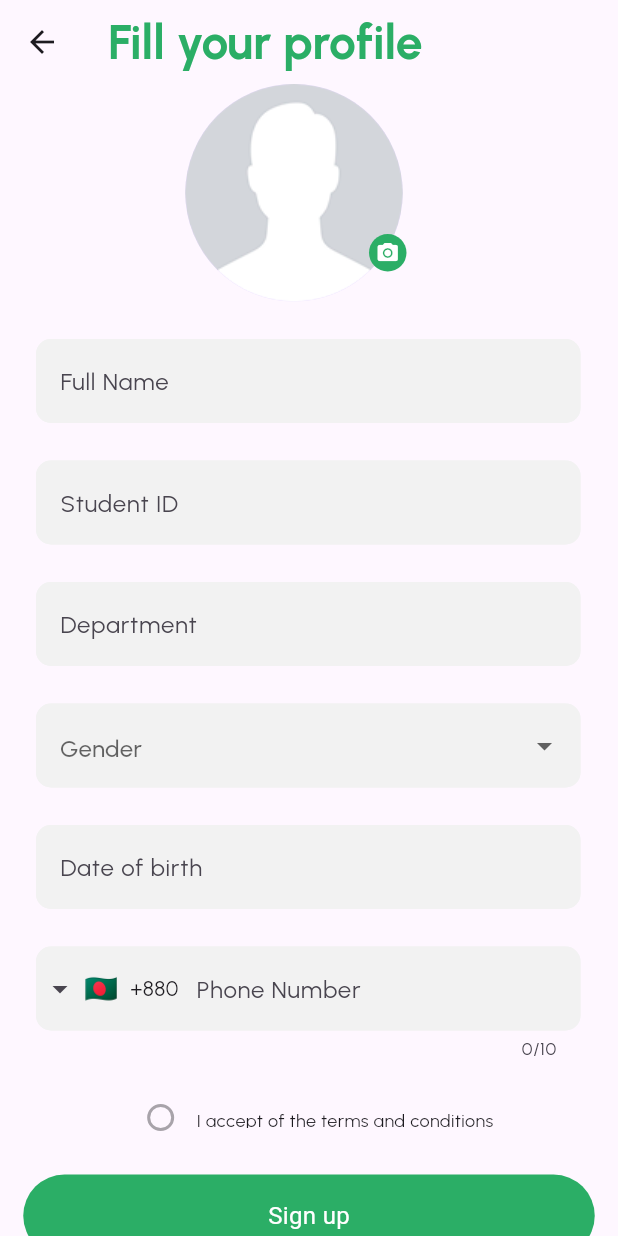
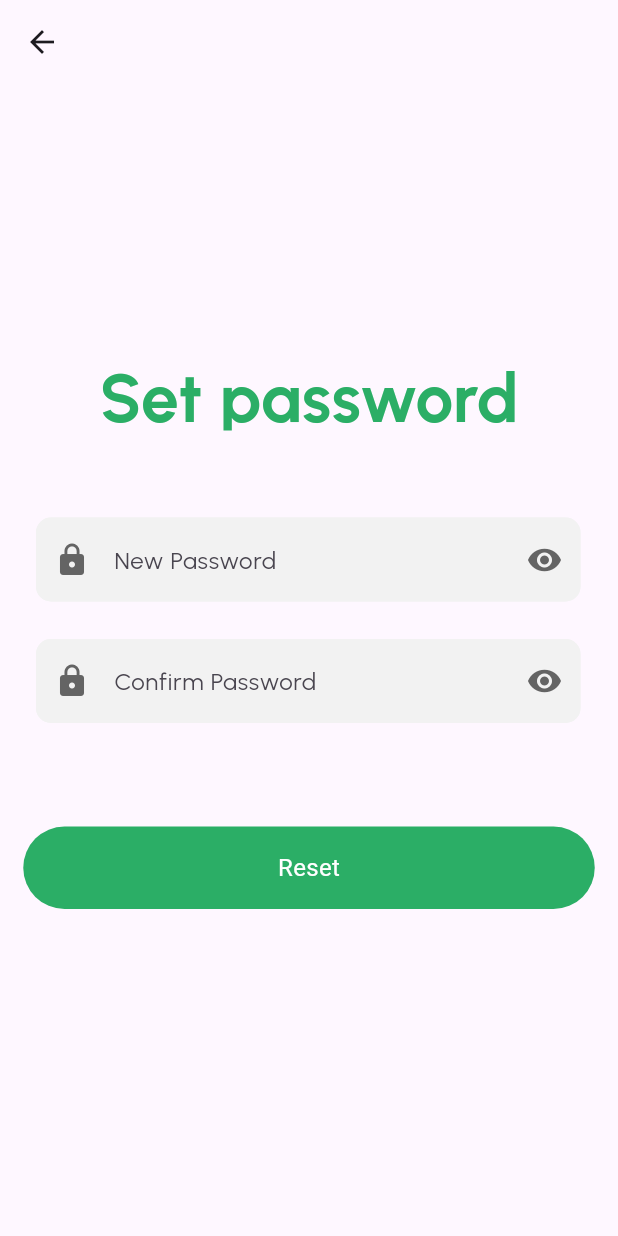
Before and after one commit to FAHIMSHAKIL102/hall_management_ui, a Flutter app: the ForgotPassVarificationScreen screen opened directly, after a tap on "Verify", on a phone screen of 412 x 824 dp. Run offline on Flutter 3.47's test engine with Material 3 defaults, Android fonts, the phone set to English and light mode, and no system bars; drawn by our look-alikes of intl_phone_field; our stand-ins replace pin_code_fields; Roboto replaces fonts that are missing (Urbanist-Medium).

Commit message:
add_setpassscreen

```diff
--- a/lib/custom_widgets/myTextFormfield.dart
+++ b/lib/custom_widgets/myTextFormfield.dart
@@ -9,7 +9,7 @@ class Mytextformfield extends StatelessWidget {
   TextInputType? myTextInputType;
   Mytextformfield({
     super.key,
-    required this.myController,
+    this.myController,
     required this.myHintText,
     required this.myObscureText,
     this.myPrefixIcon,
--- a/lib/pages/forgot_pass_screen.dart
+++ b/lib/pages/forgot_pass_screen.dart
@@ -12,7 +12,8 @@ class ForgotPassScreen extends StatelessWidget {
   Widget build(BuildContext context) {
     return Scaffold(
       appBar: AppBar(),
-      body: Column(
+      body: SingleChildScrollView(
+        child: Column(
           children: [
             Container(
               margin: EdgeInsets.only(top: 156),
@@ -57,6 +58,7 @@ class ForgotPassScreen extends StatelessWidget {
             ),
           ],
         ),
+      ),
     );
   }
 }
--- a/lib/pages/forgot_pass_varification_screen.dart
+++ b/lib/pages/forgot_pass_varification_screen.dart
@@ -2,6 +2,7 @@ import 'package:flutter/material.dart';
 import 'package:hall_management_ui/custom_widgets/mybutton.dart';
 import 'package:hall_management_ui/custom_widgets/mytextstyle.dart';
 import 'package:hall_management_ui/pages/profile_info_screen.dart';
+import 'package:hall_management_ui/pages/set_pass_screen.dart';
 import 'package:pin_code_fields/pin_code_fields.dart';
 
 class ForgotPassVarificationScreen extends StatelessWidget {
@@ -48,7 +49,7 @@ class ForgotPassVarificationScreen extends StatelessWidget {
             InkWell(
               onTap: () => Navigator.push(
                 context,
-                MaterialPageRoute(builder: (context) => ProfileInfoScreen()),
+                MaterialPageRoute(builder: (context) => SetPassScreen()),
               ),
               child: Mybutton(title: 'Verify'),
             ),
--- /dev/null
+++ b/lib/pages/set_pass_screen.dart
@@ -0,0 +1,77 @@
+import 'package:flutter/material.dart';
+import 'package:hall_management_ui/custom_widgets/myTextFormfield.dart';
+import 'package:hall_management_ui/custom_widgets/mybutton.dart';
+import 'package:hall_management_ui/custom_widgets/mytextstyle.dart';
+import 'package:hall_management_ui/pages/varification_screen.dart';
+import 'package:hall_management_ui/provider/password_visibility_provider.dart';
+import 'package:provider/provider.dart';
+
+class SetPassScreen extends StatelessWidget {
+  const SetPassScreen({super.key});
+
+  @override
+  Widget build(BuildContext context) {
+    return Scaffold(
+      appBar: AppBar(),
+      body: SingleChildScrollView(
+        child: Column(
+          crossAxisAlignment: .center,
+          children: [
+            Container(
+              margin: EdgeInsets.only(top: 177),
+              height: 54,
+              child: myText45("Set password"),
+            ),
+            SizedBox(height: 58),
+            Consumer<PasswordVisibilityProvider>(
+              builder: (context, value, child) {
+                return Column(
+                  children: [
+                    Mytextformfield(
+                      myHintText: 'New Password',
+                      myObscureText: value.toggle,
+                      myPrefixIcon: Icon(Icons.lock),
+                      mySuffixIcon: IconButton(
+                        onPressed: () {
+                          value.setToggle();
+                        },
+                        icon: Icon(
+                          value.toggle
+                              ? Icons.visibility_off
+                              : Icons.visibility,
+                        ),
+                      ),
+                    ),
+                    Mytextformfield(
+                      myHintText: 'Confirm Password',
+                      myObscureText: value.toggle,
+                      myPrefixIcon: Icon(Icons.lock),
+                      mySuffixIcon: IconButton(
+                        onPressed: () {
+                          value.setToggle();
+                        },
+                        icon: Icon(
+                          value.toggle
+                              ? Icons.visibility_off
+                              : Icons.visibility,
+                        ),
+                      ),
+                    ),
+                  ],
+                );
+              },
+            ),
+            SizedBox(height: 44),
+            InkWell(
+              onTap: () => Navigator.push(
+                context,
+                MaterialPageRoute(builder: (context) => VarificationScreen()),
+              ),
+              child: Mybutton(title: 'Reset'),
+            ),
+          ],
+        ),
+      ),
+    );
+  }
+}
```
Lines whose indentation alone changed are shown as unchanged.
